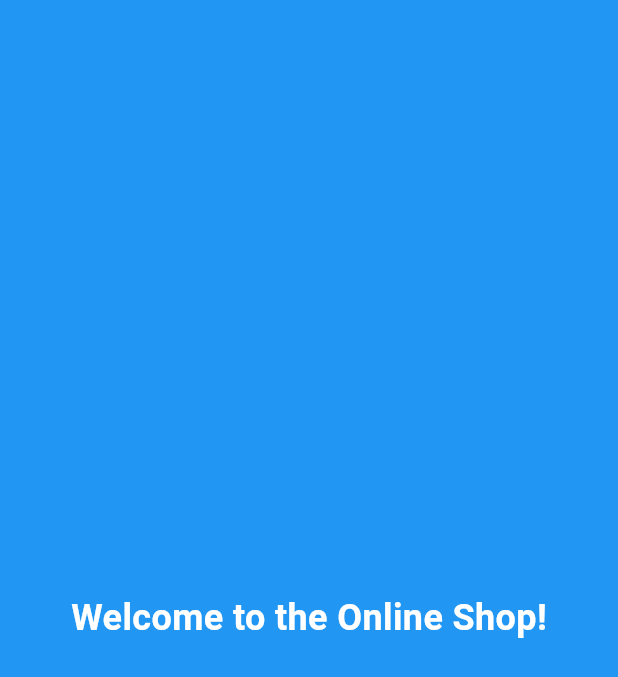
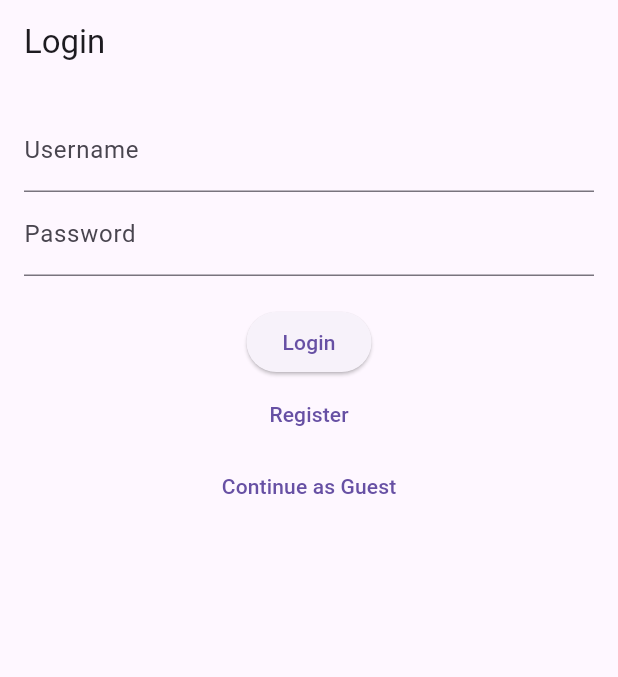
Before and after one commit to Mamog81/KarunShop, a Flutter app: the screen it shows after launch, on a phone screen of 412 x 824 dp. Shown: the top 677 px of the screen. Run offline on Flutter 3.47's test engine with Material 3 defaults, Android fonts, the phone set to English and light mode, and no system bars; our stand-ins replace dio, shared_preferences.

Commit message:
login deployed

```diff
--- a/lib/main.dart
+++ b/lib/main.dart
@@ -1,8 +1,9 @@
 import 'package:flutter/material.dart';
+import 'package:shared_preferences/shared_preferences.dart';
 import 'screens/splash_screen.dart';
 import 'screens/login_screen.dart';
 import 'screens/home_screen.dart';
-import 'screens/product_detail_screen.dart';
+import 'screens/register_screen.dart';
 
 void main() {
   runApp(MyApp());
@@ -20,7 +21,9 @@ class MyApp extends StatelessWidget {
       initialRoute: '/',
       routes: {
         '/': (context) => SplashScreen(),
-
+        '/login': (context) => LoginScreen(),
+        '/home': (context) => HomeScreen(),
+        '/register': (context) => RegisterScreen(),
       },
     );
   }
--- /dev/null
+++ b/lib/screens/login_screen.dart
@@ -0,0 +1,84 @@
+import 'package:flutter/material.dart';
+import 'package:onlineshop/services/api_service.dart';
+
+class LoginScreen extends StatefulWidget {
+  @override
+  _LoginScreenState createState() => _LoginScreenState();
+}
+
+class _LoginScreenState extends State<LoginScreen> {
+  final TextEditingController _usernameController = TextEditingController();
+  final TextEditingController _passwordController = TextEditingController();
+  bool _isLoading = false;
+  final ApiService _apiService = ApiService();
+
+  void _login() async {
+    setState(() {
+      _isLoading = true;
+    });
+
+    // دریافت اطلاعات لاگین از API
+    var result = await _apiService.login(
+      _usernameController.text,
+      _passwordController.text,
+    );
+
+    setState(() {
+      _isLoading = false;
+    });
+
+    if (result != null) {
+      // در صورتی که ورود موفقیت‌آمیز باشد، به صفحه Home هدایت می‌شود
+      Navigator.pushReplacementNamed(context, '/home');
+    } else {
+      // در صورت خطا یا عدم موفقیت در ورود، پیغام خطا نمایش داده می‌شود
+      ScaffoldMessenger.of(context).showSnackBar(
+        SnackBar(content: Text('Login Failed')),
+      );
+    }
+  }
+
+  @override
+  Widget build(BuildContext context) {
+    return Scaffold(
+      appBar: AppBar(title: Text('Login')),
+      body: Padding(
+        padding: const EdgeInsets.all(16.0),
+        child: Column(
+          children: [
+            TextField(
+              controller: _usernameController,
+              decoration: InputDecoration(labelText: 'Username'),
+            ),
+            TextField(
+              controller: _passwordController,
+              decoration: InputDecoration(labelText: 'Password'),
+              obscureText: true,
+            ),
+            SizedBox(height: 20),
+            _isLoading
+                ? CircularProgressIndicator()
+                : ElevatedButton(
+              onPressed: _login,
+              child: Text('Login'),
+            ),
+            TextButton(
+              onPressed: () {
+                // لینک به صفحه ثبت‌نام
+                Navigator.pushNamed(context, '/register');
+              },
+              child: Text('Register'),
+            ),
+            TextButton(
+              onPressed: () {
+                // ورود به عنوان مهمان
+                Navigator.pushReplacementNamed(context, '/home');
+              },
+              child: Text('Continue as Guest'),
+            ),
+          ],
+        ),
+      ),
+    );
+  }
+}
--- a/lib/screens/splash_screen.dart
+++ b/lib/screens/splash_screen.dart
@@ -1,5 +1,6 @@
-import 'dart:async'; // برای استفاده از تایمر
+import 'dart:async';
 import 'package:flutter/material.dart';
+import 'package:shared_preferences/shared_preferences.dart';
 
 class SplashScreen extends StatefulWidget {
   @override
@@ -10,10 +11,21 @@ class _SplashScreenState extends State<SplashScreen> {
   @override
   void initState() {
     super.initState();
-    // تایمر برای هدایت به صفحه Home بعد از 2 ثانیه
-    Timer(Duration(seconds: 2), () {
+    _checkLoginStatus();
+  }
+
+  // چک کردن توکن ذخیره‌شده
+  _checkLoginStatus() async {
+    final prefs = await SharedPreferences.getInstance();
+    String? accessToken = prefs.getString('access_token');  // دریافت توکن از SharedPreferences
+
+    // اگر توکن موجود باشد، به صفحه خانه هدایت می‌شود
+    if (accessToken != null) {
       Navigator.pushReplacementNamed(context, '/home');
-    });
+    } else {
+      // در غیر این صورت به صفحه ورود هدایت می‌شود
+      Navigator.pushReplacementNamed(context, '/login');
+    }
   }
 
   @override
--- a/pubspec.yaml
+++ b/pubspec.yaml
@@ -32,6 +32,7 @@ dependencies:
     sdk: flutter
   dio: ^5.0.0
   provider: ^6.1.3
+  shared_preferences: ^2.0.7
 
   # The following adds the Cupertino Icons font to your application.
   # Use with the CupertinoIcons class for iOS style icons.
```
Also changed, not shown: lib/screens/category_screen.dart (+11 -0 lines), lib/screens/home_screen.dart (added, +31 -0 lines), lib/screens/product_detail_screen.dart (added, +15 -0 lines), lib/screens/profile_screen.dart (+172 -0 lines), lib/screens/register_screen.dart (added, +13 -0 lines), lib/screens/search_screen.dart (added, +11 -0 lines), lib/services/api_service.dart (added, +96 -0 lines), lib/widgets/bottom_nav_bar.dart (added, +43 -0 lines), pubspec.lock.
